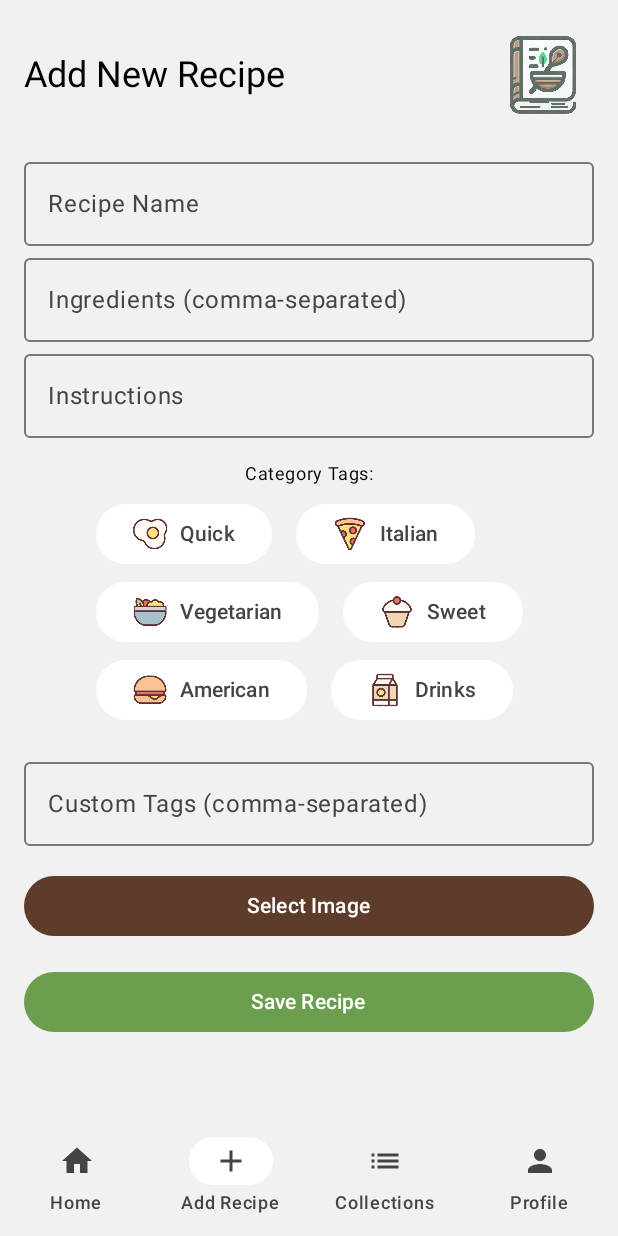
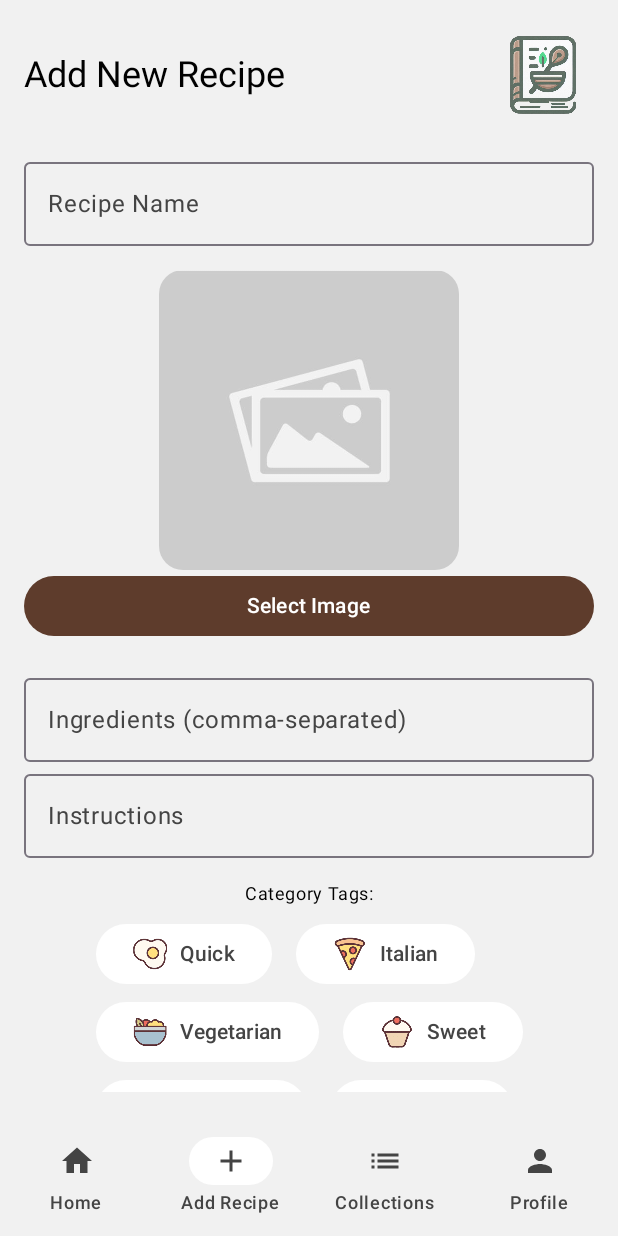
Before and after one commit to Alyra07/YumNotes, an Android app built with Jetpack Compose: the AddRecipeScreen screen opened through its navigation route, on a phone screen of 412 x 824 dp. Run offline under Robolectric (Android 15) with nearby library versions, the light colour scheme and no system bars; our stand-ins replace Room's generated code.

Commit message:
placeholder when no image

```diff
--- a/app/src/main/java/at/mirjam/yumnotes/content/AddRecipeScreen.kt
+++ b/app/src/main/java/at/mirjam/yumnotes/content/AddRecipeScreen.kt
@@ -7,19 +7,24 @@ import androidx.activity.result.contract.ActivityResultContracts
 import androidx.compose.foundation.Image
 import androidx.compose.foundation.layout.*
 import androidx.compose.foundation.lazy.LazyColumn
+import androidx.compose.foundation.shape.RoundedCornerShape
 import androidx.compose.foundation.text.KeyboardOptions
 import androidx.compose.material3.*
 import androidx.compose.runtime.*
 import androidx.compose.ui.Alignment
 import androidx.compose.ui.Modifier
+import androidx.compose.ui.draw.clip
+import androidx.compose.ui.layout.ContentScale
 import androidx.compose.ui.res.painterResource
 import androidx.compose.ui.text.input.ImeAction
 import androidx.compose.ui.text.input.TextFieldValue
 import androidx.compose.ui.unit.dp
+import at.mirjam.yumnotes.R
 import at.mirjam.yumnotes.data.Recipe
 import at.mirjam.yumnotes.util.HeaderWithLogo
 import at.mirjam.yumnotes.util.tagIcons
 import at.mirjam.yumnotes.viewmodel.RecipeViewModel
+import coil.compose.rememberAsyncImagePainter
 
 @OptIn(ExperimentalLayoutApi::class)
 @SuppressLint("MutableCollectionMutableState")
@@ -49,16 +54,47 @@ fun AddRecipeScreen(recipeViewModel: RecipeViewModel) {
             HeaderWithLogo(heading = "Add New Recipe")
         }
 
-        // Recipe details fields
-        item {
-            OutlinedTextField( // recipe.name
+        item { // recipe.name
+            OutlinedTextField(
                 value = name,
                 onValueChange = { name = it },
                 label = { Text("Recipe Name") },
                 modifier = Modifier.fillMaxWidth(),
                 keyboardOptions = KeyboardOptions.Default.copy(imeAction = ImeAction.Next)
             )
-
+        }
+        item { // Select Image Section
+            // Display selected image
+            imageUri?.let {
+                Image(
+                    painter = rememberAsyncImagePainter(it),
+                    contentDescription = "Selected Recipe Image",
+                    modifier = Modifier
+                        .size(200.dp)
+                        .clip(RoundedCornerShape(16.dp)),
+                    contentScale = ContentScale.Crop
+                )
+            } ?: Image( // Placeholder image for when no image is selected
+                painter = painterResource(id = R.drawable.placeholder_img),
+                contentDescription = "Placeholder Image",
+                modifier = Modifier
+                    .size(200.dp)
+                    .clip(RoundedCornerShape(16.dp)),
+                contentScale = ContentScale.Crop
+            )
+            Button(
+                onClick = { getImage.launch("image/*") },
+                modifier = Modifier.fillMaxWidth(),
+                colors = ButtonDefaults.buttonColors(
+                    containerColor = MaterialTheme.colorScheme.secondary,
+                    contentColor = MaterialTheme.colorScheme.onSecondary
+                )
+            ) {
+                Text("Select Image")
+            }
+        }
+        // Recipe fields
+        item {
             OutlinedTextField( // recipe.ingredients
                 value = ingredients,
                 onValueChange = { ingredients = it },
@@ -126,23 +162,6 @@ fun AddRecipeScreen(recipeViewModel: RecipeViewModel) {
             keyboardOptions = KeyboardOptions.Default.copy(imeAction = ImeAction.Done)
         ) }
 
-        item { // Select Image Button
-            Button(
-                onClick = { getImage.launch("image/*") },
-                modifier = Modifier.fillMaxWidth(),
-                colors = ButtonDefaults.buttonColors(
-                    containerColor = MaterialTheme.colorScheme.secondary,
-                    contentColor = MaterialTheme.colorScheme.onSecondary
-                )
-            ) {
-                Text("Select Image")
-            }
-
-            imageUri?.let {
-                Text("Image Selected: $it")
-            }
-        }
-
         item { // Save Recipe Button
             Button(
                 onClick = {
```
Also changed, not shown: app/src/main/java/at/mirjam/yumnotes/content/RecipeDetailsView.kt (+6 -6 lines), app/src/main/java/at/mirjam/yumnotes/content/RecipeEditView.kt (+31 -2 lines), app/src/main/java/at/mirjam/yumnotes/util/RecipeListItem.kt (+9 -4 lines), app/src/main/res/drawable/placeholder_img.jpg (added).
